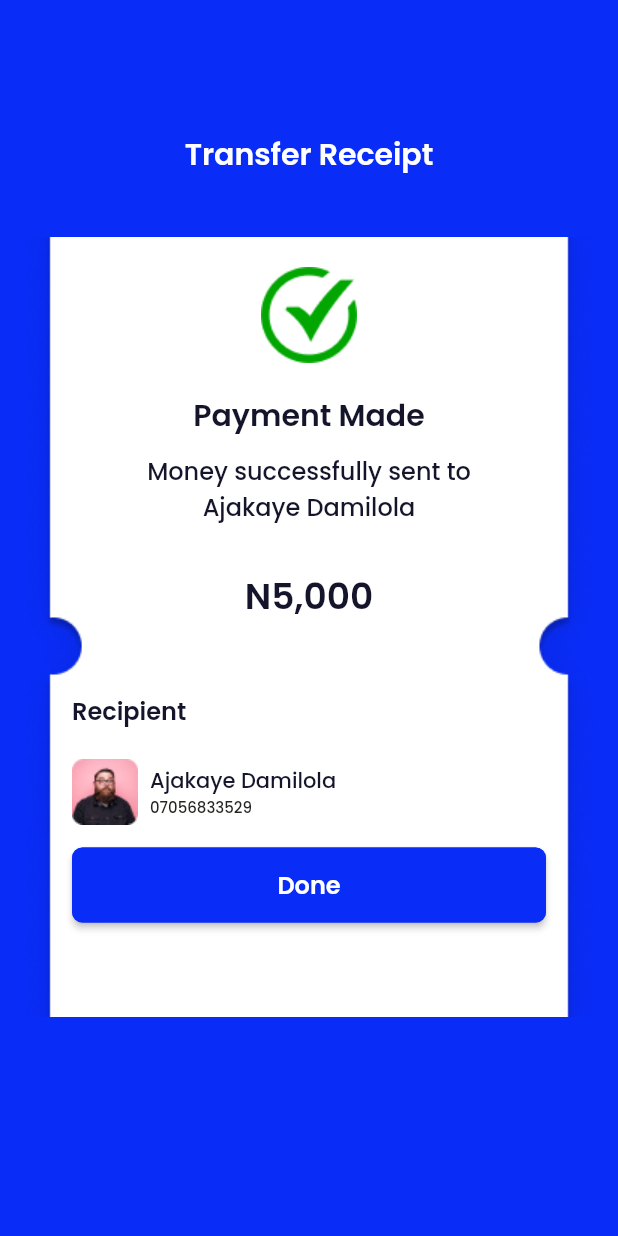
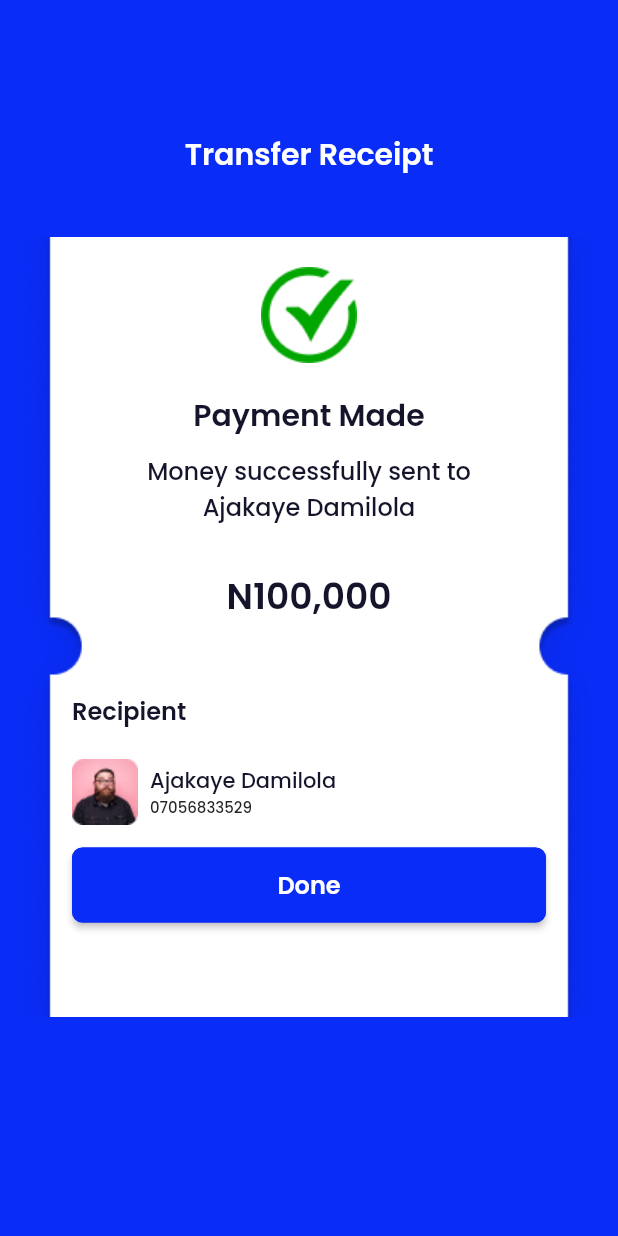
Before and after one commit to Trowpass/trowpass, a Flutter app: the ReceiptScreen screen opened directly, on a phone screen of 412 x 824 dp. Run offline on Flutter 3.47's test engine with Material 2 defaults, Android fonts, the phone set to English and light mode, and no system bars; our stand-ins replace carousel_slider, dio, get, google_fonts, pretty_dio_logger.

Commit message:
TRW sprint 2 97% done

```diff
--- a/app/lib/screens/auth/login.dart
+++ b/app/lib/screens/auth/login.dart
@@ -3,7 +3,6 @@
 import 'package:app/controllers/auth_controller.dart';
 import 'package:app/screens/auth/account_type_screen.dart';
 import 'package:app/screens/scan_to_pay/pay.dart';
-import 'package:app/screens/scan_to_pay/payment_summary.dart';
 import 'package:app/shareds/utils/app_colors.dart';
 import 'package:app/shareds/utils/images.dart';
 import 'package:app/widgets/app_styles.dart';
--- a/app/lib/screens/dashboard/dashboard.dart
+++ b/app/lib/screens/dashboard/dashboard.dart
@@ -2,7 +2,6 @@
 
 import 'package:app/screens/dashboard/components/custom_card.dart';
 import 'package:app/screens/dashboard/components/image_slider.dart';
-import 'package:app/screens/scan_to_pay/qr_code.dart';
 import 'package:app/screens/scan_to_pay/receipt.dart';
 import 'package:app/shareds/utils/app_colors.dart';
 import 'package:app/shareds/utils/images.dart';
--- a/app/lib/screens/scan_to_pay/receipt.dart
+++ b/app/lib/screens/scan_to_pay/receipt.dart
@@ -1,4 +1,4 @@
-// ignore_for_file: prefer_const_constructors, use_key_in_widget_constructors, prefer_const_literals_to_create_immutables
+// ignore_for_file: prefer_const_declarations, use_key_in_widget_constructors, prefer_const_constructors, avoid_unnecessary_containers
 
 import 'package:app/shareds/utils/app_colors.dart';
 import 'package:app/shareds/utils/images.dart';
@@ -8,9 +8,15 @@ import 'package:flutter/material.dart';
 import 'package:get/get.dart';
 
 class ReceiptController extends GetxController {
-  final String recipientName = 'John Doe';
-  final String recipientNumber = '1234567890';
-  final String amount = '\$100.00'; // Replace with the actual amount
+  final RxString recipientName = RxString('');
+  final RxString recipientNumber = RxString('');
+  final RxString amount = RxString('');
+
+  void initData(String name, String number, String amount) {
+    recipientName.value = name;
+    recipientNumber.value = number;
+    this.amount.value = amount;
+  }
 }
 
 class ReceiptScreen extends StatelessWidget {
@@ -18,6 +24,12 @@ class ReceiptScreen extends StatelessWidget {
 
   @override
   Widget build(BuildContext context) {
+    final String recipientName = 'Ajakaye Damilola';
+    final String recipientNumber = '07056833529';
+    final String amount = 'N100,000';
+
+    controller.initData(recipientName, recipientNumber, amount);
+
     return Scaffold(
       backgroundColor: primaryColor,
       body: Container(
@@ -28,8 +40,10 @@ class ReceiptScreen extends StatelessWidget {
               const SizedBox(
                 height: 80,
               ),
-              Text('Transfer Receipt',
-                  style: appStyles(20, background, FontWeight.w600)),
+              Text(
+                'Transfer Receipt',
+                style: appStyles(20, background, FontWeight.w600),
+              ),
               const SizedBox(
                 height: 40,
               ),
@@ -63,15 +77,17 @@ class ReceiptScreen extends StatelessWidget {
                             ),
                           ),
                           SizedBox(height: 0),
-                          Text(
-                            'Ajakaye Damilola',
-                            style: appStyles(16, titleActive, FontWeight.w500),
-                          ),
+                          Obx(() => Text(
+                                controller.recipientName.value,
+                                style:
+                                    appStyles(16, titleActive, FontWeight.w500),
+                              )),
                           SizedBox(height: 30),
-                          Text(
-                            'N5,000',
-                            style: appStyles(24, titleActive, FontWeight.w600),
-                          ),
+                          Obx(() => Text(
+                                controller.amount.value,
+                                style: appStyles(
+                                    24, titleActive, FontWeight.w600),
+                              )),
                           SizedBox(height: 6),
                           Padding(
                             padding: const EdgeInsets.all(40.0),
@@ -98,16 +114,18 @@ class ReceiptScreen extends StatelessWidget {
                                       crossAxisAlignment:
                                           CrossAxisAlignment.start,
                                       children: [
-                                        Text(
-                                          'Ajakaye Damilola',
-                                          style: appStyles(
-                                              14, titleActive, FontWeight.w500),
-                                        ),
-                                        Text(
-                                          '07056833529',
-                                          style: appStyles(
-                                              10, gray, FontWeight.w500),
-                                        ),
+                                        Obx(() => Text(
+                                              controller.recipientName.value,
+                                              style: appStyles(
+                                                  14,
+                                                  titleActive,
+                                                  FontWeight.w500),
+                                            )),
+                                        Obx(() => Text(
+                                              controller.recipientNumber.value,
+                                              style: appStyles(
+                                                  10, gray, FontWeight.w500),
+                                            )),
                                       ],
                                     ),
                                   ],
@@ -135,11 +153,3 @@ class ReceiptScreen extends StatelessWidget {
     );
   }
 }
-
-// void main() {
-//   runApp(
-//     GetMaterialApp(
-//       home: ReceiptScreen(),
-//     ),
-//   );
-// }
```
